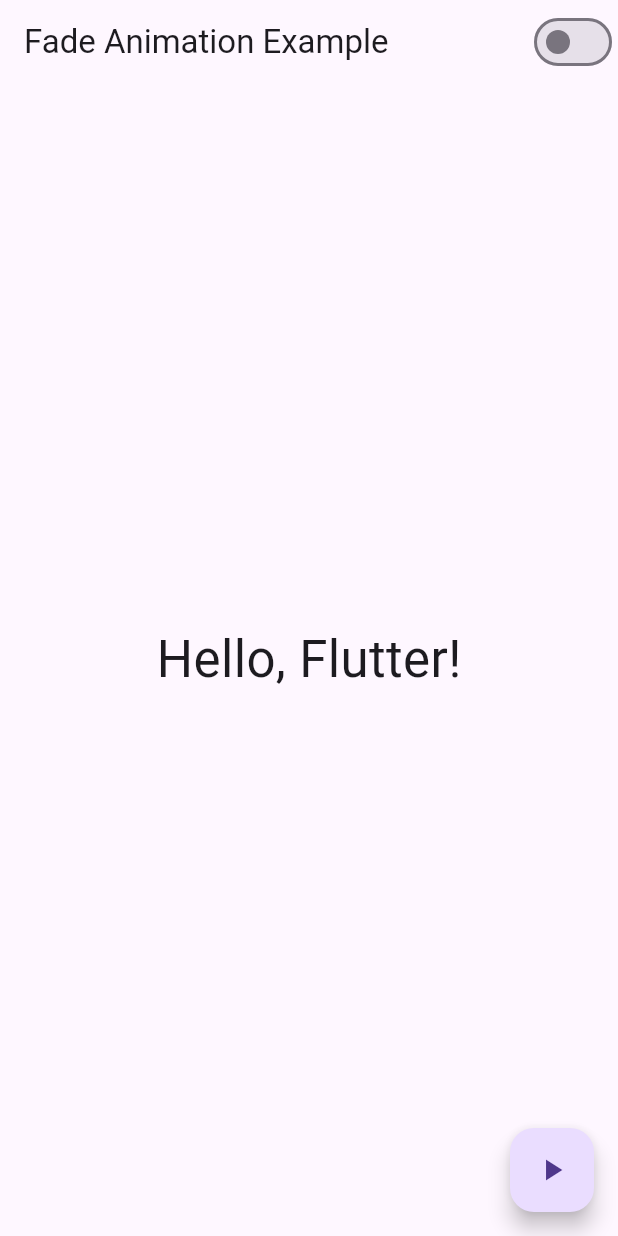
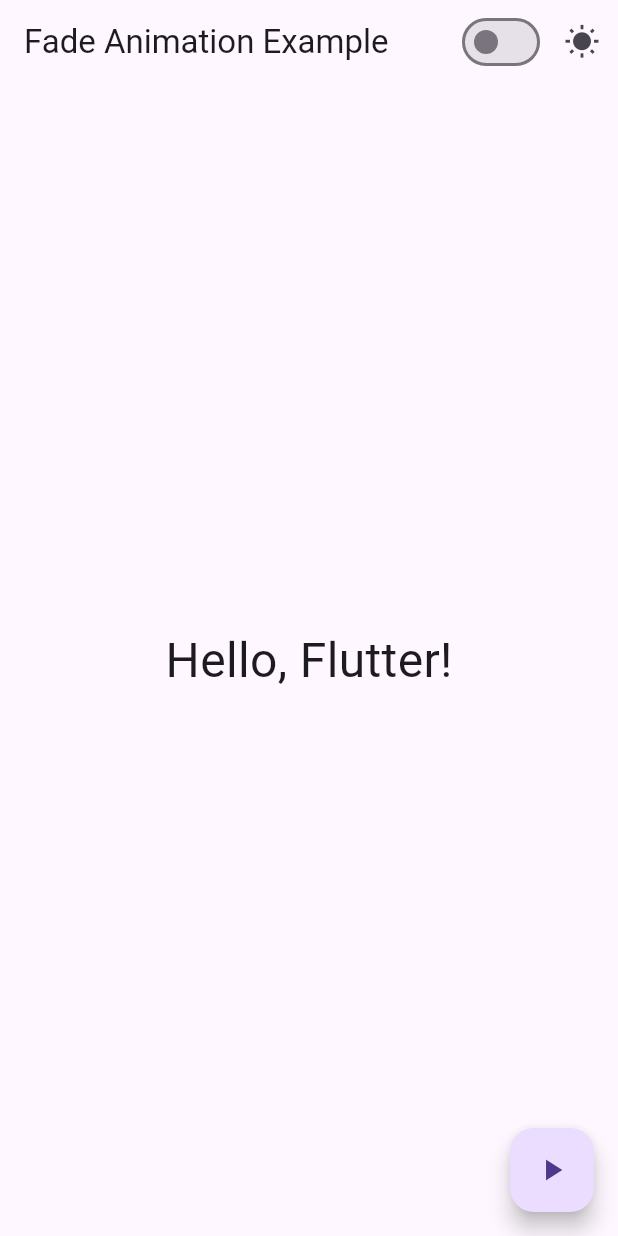
Before and after one commit to Sharmake-gif/fading_text, a Flutter app: the screen it shows after launch, on a phone screen of 412 x 824 dp. Run offline on Flutter 3.47's test engine with Material 3 defaults, Android fonts, the phone set to English and light mode, and no system bars.

Commit message:
added day/night mode switch

```diff
--- a/lib/main.dart
+++ b/lib/main.dart
@@ -21,6 +21,7 @@ class FadeTextWidget extends StatefulWidget {
 class _FadeTextWidgetState extends State<FadeTextWidget> {
   bool _visible = true;
   bool _showFrame = false;
+  bool _isDarkMode = false;
 
   void _toggleFade() {
     setState(() {
@@ -34,15 +35,27 @@ class _FadeTextWidgetState extends State<FadeTextWidget> {
     });
   }
 
+  void _toggleMode() {
+    setState(() {
+      _isDarkMode = !_isDarkMode;
+    });
+  }
+
   @override
   Widget build(BuildContext context) {
-    return Scaffold(
+    return MaterialApp(
+      theme: _isDarkMode ? ThemeData.dark() : ThemeData.light(),
+      home: Scaffold(
         appBar: AppBar(
           title: const Text('Fade Animation Example'),
           actions: [
             Switch(
               value: _showFrame,
               onChanged: _toggleFrame,
+            ),
+            IconButton(
+              icon: Icon(_isDarkMode ? Icons.nightlight_round : Icons.wb_sunny),
+              onPressed: _toggleMode,
             ),
           ],
         ),
@@ -70,7 +83,7 @@ class _FadeTextWidgetState extends State<FadeTextWidget> {
                           : null,
                       child: const Text(
                         'Hello, Flutter!',
-                      style: TextStyle(fontSize: 34),
+                        style: TextStyle(fontSize: 32),
                       ),
                     ),
                   ),
@@ -83,6 +96,7 @@ class _FadeTextWidgetState extends State<FadeTextWidget> {
           onPressed: _toggleFade,
           child: const Icon(Icons.play_arrow),
         ),
+      ),
     );
   }
 }
```
Lines whose indentation alone changed are shown as unchanged.
